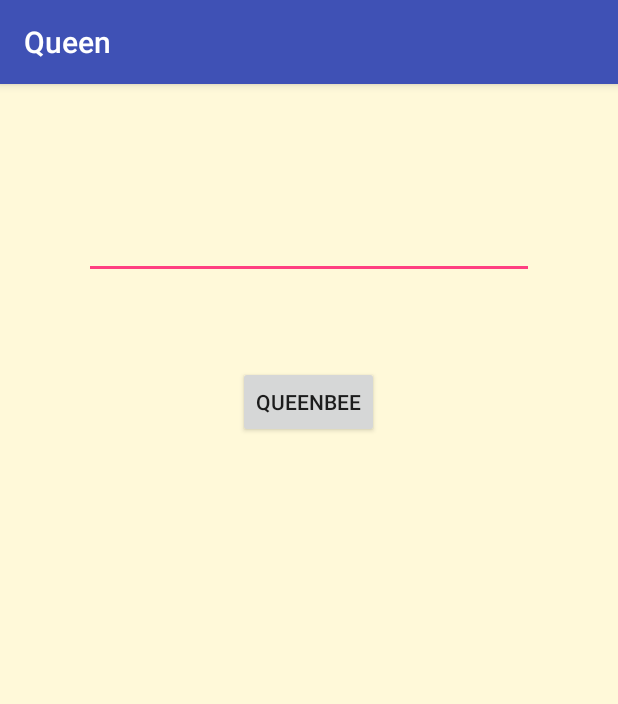
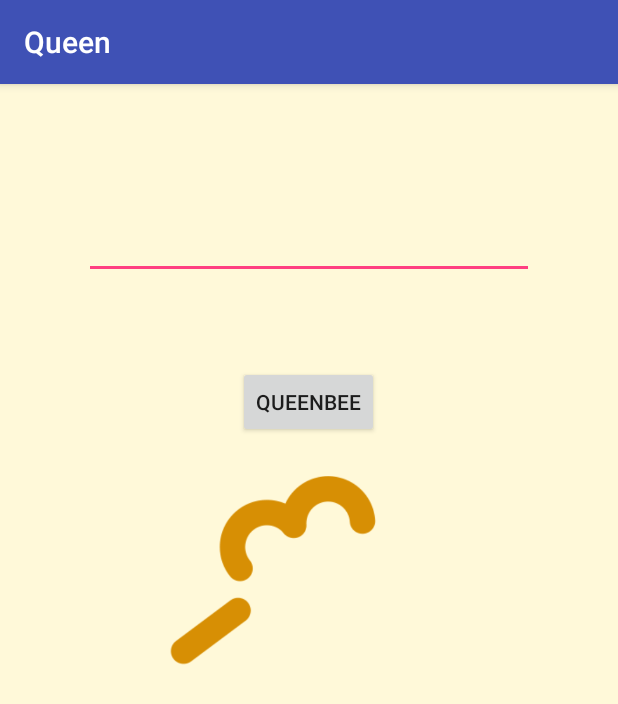
Before and after one commit to JJLionHeart/Queen, an Android app: the screen it shows after launch (MainActivity), on a phone screen of 412 x 824 dp. Shown: the top 704 px of the screen. Run offline under Robolectric (Android 15) with nearby library versions, the phone set to English and light mode, and no system bars; libraries missing offline, so code that uses them is left out: com.google.api.translate; 1 statement that could not run was skipped.

Commit message:
Add animation and speech feature

```diff
--- a/app/src/main/AndroidManifest.xml
+++ b/app/src/main/AndroidManifest.xml
@@ -1,7 +1,8 @@
 <?xml version="1.0" encoding="utf-8"?>
 <manifest xmlns:android="http://schemas.android.com/apk/res/android"
     package="dramaqueens.queen">
-
+    <uses-permission android:name="android.permission.INTERNET"/>
+    <uses-permission android:name="android.permission.RECORD_AUDIO" />
     <application
         android:allowBackup="true"
         android:icon="@mipmap/ic_launcher"
--- /dev/null
+++ b/app/src/main/java/dramaqueens/queen/Animation.java
@@ -0,0 +1,62 @@
+package dramaqueens.queen;
+
+import android.app.Activity;
+import android.widget.ImageView;
+
+/**
+ * Created by jj_lo on 26/08/2017.
+ */
+
+public class Animation implements Runnable {
+    private int[] frames;
+    private int sleep_time;
+    private boolean active = true;
+    private ImageView reference;
+    private int index = 0;
+    private int frame_number;
+    private Activity act;
+    private Runnable Callback;
+    private int num_max;
+    public Animation(int sleep_time, int[] frames, ImageView reference, int frame_number,
+                     Activity act, Runnable Callback, int num_max){
+        this.frames = frames;
+        this.sleep_time = sleep_time;
+        this.reference = reference;
+        this.frame_number = frame_number;
+        this.act = act;
+        this.Callback = Callback;
+        this.num_max = num_max;
+    }
+
+
+
+    @Override
+    public void run() {
+        while(active) {
+            act.runOnUiThread(new Runnable() {
+                @Override
+                public void run() {
+                    reference.setImageResource(frames[index]);
+                }
+
+
+            });
+            index++;
+            if(index % frame_number == 0){
+                index = 0;
+                num_max--;
+                if(num_max == 0){
+                    act.runOnUiThread(Callback);
+                }
+            }
+            index %= frame_number;
+            try {
+                Thread.sleep(sleep_time);
+            } catch (InterruptedException e) {
+                e.printStackTrace();
+            }
+
+
+        }
+    }
+}
--- a/app/src/main/java/dramaqueens/queen/MainActivity.java
+++ b/app/src/main/java/dramaqueens/queen/MainActivity.java
@@ -7,15 +7,23 @@ import android.support.v7.app.AppCompatActivity;
 import android.os.Bundle;
 import android.view.View;
 import android.widget.Button;
+import android.widget.ImageView;
 import android.widget.TextView;
 
 import java.util.ArrayList;
 import java.util.Locale;
 
+import com.google.api.GoogleAPI;
+import com.google.api.GoogleAPIException;
+import com.google.api.translate.Language;
+import com.google.api.translate.Translate;
+
 public class MainActivity extends AppCompatActivity {
 
     protected TextView transliterated_speech;
     protected Button microphone;
+    protected ImageView animation_view;
+    protected Animation animation;
     protected final int REQ_SPEECH = 100;
     @Override
 
@@ -25,15 +33,35 @@ public class MainActivity extends AppCompatActivity {
         setContentView(R.layout.activity_main);
         microphone = (Button) findViewById(R.id.Microphone);
         transliterated_speech = (TextView) findViewById(R.id.SpeechOut);
-        microphone.setOnClickListener(new View.OnClickListener() {
+        String translatedText = GTranslate.translatedText("Hello world", Language.SPANISH, Language.ENGLISH);
 
-            @Override
+        System.out.println(translatedText);
+
+    microphone.setOnClickListener(new View.OnClickListener() {
+        @Override
             public void onClick(View view) {
                 askSpeech();
             }
         });
+        animation_view = (ImageView) findViewById(R.id.LoadingImageView);
+        int[] frames = getResourceId("beea", 45);
+        final Intent intent = new Intent(this, beeText_Main.class);
+        animation = new Animation(50,frames, animation_view, 46, this, new Runnable(){
+            @Override
+                    public void run() {
+                    startActivity(intent);
+            }
+        }, 2);
+        (new Thread(animation)).start();
     }
 
+    private int[] getResourceId(String base_name, int number){
+        int output[] = new int[number+1];
+        for(int i = 0; i <= number; i++) {
+            output[i] = getResources().getIdentifier(base_name+Integer.toString(i), "drawable", getPackageName());
+        }
+        return output;
+    }
     private void askSpeech() {
         Intent intent = new Intent(RecognizerIntent.ACTION_RECOGNIZE_SPEECH);
         intent.putExtra(RecognizerIntent.EXTRA_LANGUAGE_MODEL, RecognizerIntent.LANGUAGE_MODEL_FREE_FORM);
--- a/app/src/main/res/layout/activity_main.xml
+++ b/app/src/main/res/layout/activity_main.xml
@@ -1,5 +1,5 @@
 <?xml version="1.0" encoding="utf-8"?>
-<RelativeLayout
+<RelativeLayout xmlns:app="http://schemas.android.com/apk/res-auto"
     android:background="@color/beeText_background"
     xmlns:android="http://schemas.android.com/apk/res/android"
     xmlns:tools="http://schemas.android.com/tools"
@@ -30,4 +30,13 @@
         android:layout_centerHorizontal="true"
         android:layout_marginTop="58dp"
         android:text="QueenBee" />
+
+    <ImageView
+        android:layout_width="200dp"
+        app:srcCompat="@drawable/beea0"
+        android:id="@+id/LoadingImageView"
+        android:layout_marginTop="25dp"
+        android:layout_height="200dp"
+        android:layout_below="@+id/Microphone"
+        android:layout_centerHorizontal="true" />
 </RelativeLayout>
```
Also changed, not shown: app/build.gradle (+5 -2 lines), app/src/main/java/dramaqueens/queen/GTranslate.java (added, +290 -0 lines), app/src/main/java/dramaqueens/queen/beeText_Main.java (+135 -1 lines), app/src/main/res/layout/activity_bee_text__main.xml (+58 -41 lines).
